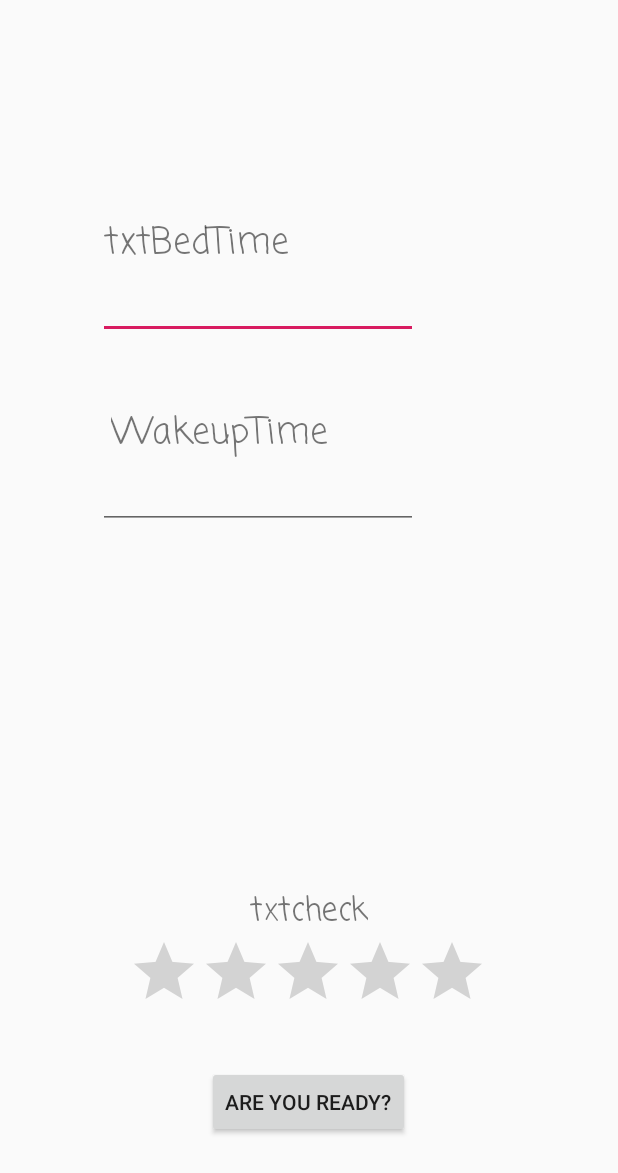
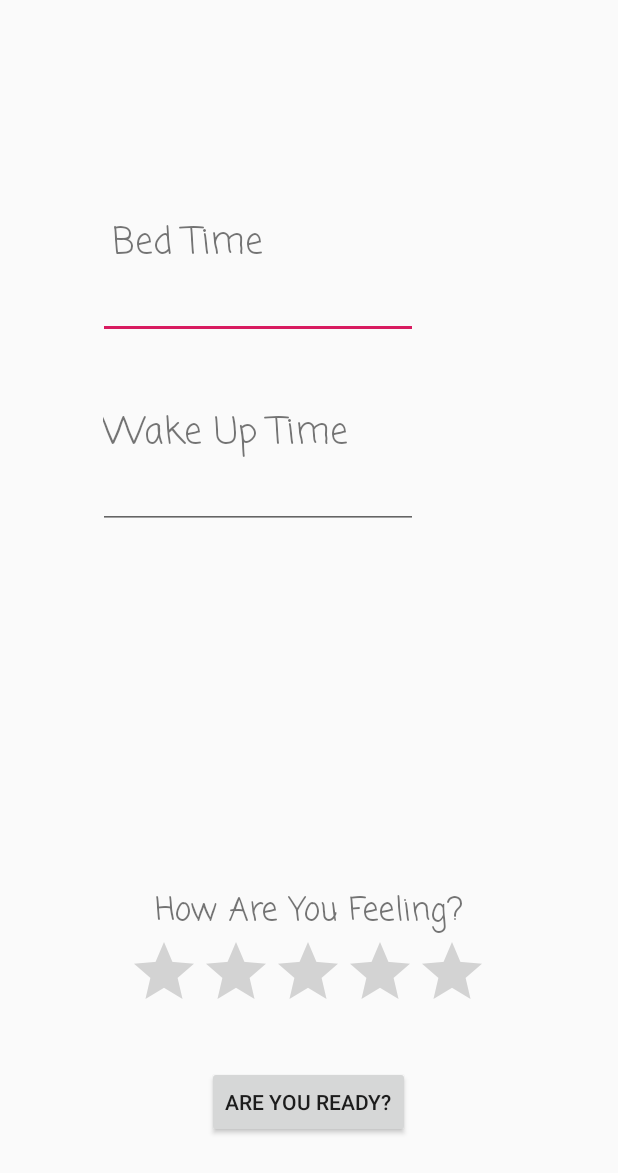
Before and after one commit to Sangmean/MobileAppProject, an Android app: the UserRateActivity screen opened directly, with no data from a screen before it, on a phone screen of 412 x 824 dp. Shown: the top 1173 px of the screen. Run offline under Robolectric (Android 15) with nearby library versions, the light colour scheme and no system bars; 4 statements that could not run were skipped.

Commit message:
need to fix Activity to Fragment

```diff
--- a/app/src/main/java/com/example/project_sleep_alarm/UserRateActivity.java
+++ b/app/src/main/java/com/example/project_sleep_alarm/UserRateActivity.java
@@ -1,21 +1,51 @@
 package com.example.project_sleep_alarm;
 
 import androidx.appcompat.app.AppCompatActivity;
+import androidx.fragment.app.Fragment;
+import androidx.fragment.app.FragmentManager;
+import androidx.fragment.app.FragmentTransaction;
 
+import android.content.Intent;
 import android.os.Bundle;
+import android.view.View;
 import android.widget.Button;
 import android.widget.EditText;
 
 public class UserRateActivity extends AppCompatActivity {
+    UserDataFrag fragment1;
 
     @Override
     protected void onCreate(Bundle savedInstanceState) {
         super.onCreate(savedInstanceState);
         setContentView(R.layout.activity_user_rate);
 
-        Button GoBack = findViewById(R.id.btnFeeling);
-        EditText BedTime = findViewById(R.id.editTxtTime1);
-        EditText WakeUpTime = findViewById(R.id.editTxtTIme2);
+        fragment1 = new UserDataFrag();
 
+        Button GoBack = (Button) findViewById(R.id.btnFeeling);
+        EditText BedTime = (EditText) findViewById(R.id.editTxtTime1);
+        EditText WakeUpTime = (EditText) findViewById(R.id.editTxtTIme2);
+
+        GoBack.setOnClickListener(new View.OnClickListener()
+        {
+            @Override
+            public void onClick(View view) {
+
+                UserDataFrag mainFragment = (UserDataFrag) getFragmentManager().findFragmentById(R.id.frameLayout2);
+
+            }
+
+        });
+
+        replaceFragment();
     }
+
+    public void replaceFragment()
+    {
+        UserDataFrag mainFragment = new UserDataFrag();
+        FragmentManager fragmentManager = getFragmentManager();
+        FragmentTransaction fragmentTransaction = fragmentManager.beginTransaction();
+        fragmentTransaction.replace(R.id.frameLayout2, mainFragment);
+        fragmentTransaction.commit();
+    }
+
 }
--- a/app/src/main/res/values/strings.xml
+++ b/app/src/main/res/values/strings.xml
@@ -2,7 +2,7 @@
     <string name="app_name">Project-Sleep-Alarm</string>
     <string name="btnCancel">btnCancel</string>
     <string name="Cancel">Cancel</string>
-    <string name="txtBedTime">txtBedTime</string>
-    <string name="txtWakeUpTime">WakeupTime</string>
-    <string name="txtHowAreYou">txtcheck</string>
+    <string name="txtBedTime">Bed Time</string>
+    <string name="txtWakeUpTime">Wake Up Time</string>
+    <string name="txtHowAreYou">How Are You Feeling?</string>
 </resources>
```
Also changed, not shown: app/src/main/res/layout/fragment_user_data.xml (+10 -1 lines), app/src/main/res/drawable/sleeponbed.jpg (added).
